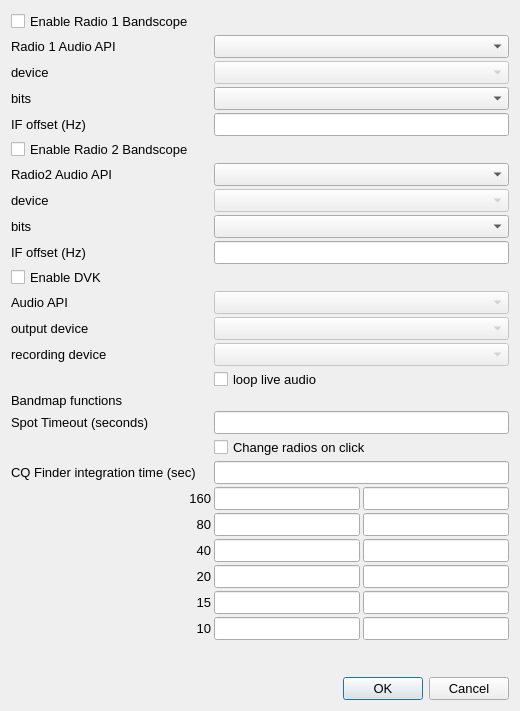
First picture: the form in so2sdr/sdrdialog.ui, repository n4ogw/so2sdr, before the edit.
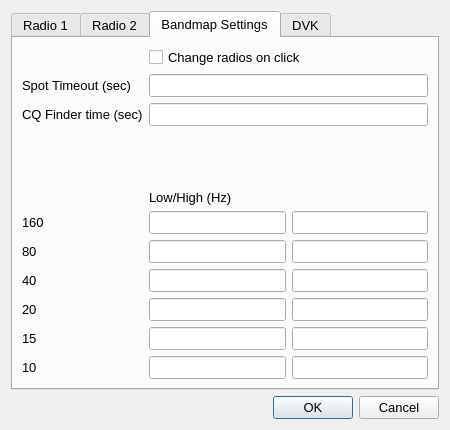
Second picture: the form after the edit. The open tabs and pages were chosen to show the change.

Commit message: start version 1.4.3 revise sdr setup dialog using tabs; previous dialog too large to fit   on small screens

```diff
--- a/so2sdr/sdrdialog.ui
+++ b/so2sdr/sdrdialog.ui
@@ -6,26 +6,26 @@
    <rect>
     <x>0</x>
     <y>0</y>
-    <width>520</width>
-    <height>711</height>
+    <width>450</width>
+    <height>430</height>
    </rect>
   </property>
   <property name="sizePolicy">
-   <sizepolicy hsizetype="MinimumExpanding" vsizetype="MinimumExpanding">
+   <sizepolicy hsizetype="Preferred" vsizetype="Preferred">
     <horstretch>0</horstretch>
     <verstretch>0</verstretch>
    </sizepolicy>
   </property>
   <property name="minimumSize">
    <size>
-    <width>500</width>
-    <height>711</height>
+    <width>450</width>
+    <height>430</height>
    </size>
   </property>
   <property name="maximumSize">
    <size>
-    <width>700</width>
-    <height>711</height>
+    <width>450</width>
+    <height>430</height>
    </size>
   </property>
   <property name="font">
@@ -38,16 +38,37 @@
   </property>
   <layout class="QVBoxLayout" name="verticalLayout">
    <item>
-    <layout class="QFormLayout" name="formLayout">
+    <widget class="QTabWidget" name="tabWidget">
+     <property name="enabled">
+      <bool>true</bool>
+     </property>
+     <property name="currentIndex">
+      <number>0</number>
+     </property>
+     <widget class="QWidget" name="tab">
+      <attribute name="title">
+       <string>Radio 1</string>
+      </attribute>
+      <layout class="QVBoxLayout" name="verticalLayout_2">
+       <item>
+        <layout class="QFormLayout" name="formLayout_2">
      <property name="fieldGrowthPolicy">
       <enum>QFormLayout::AllNonFixedFieldsGrow</enum>
      </property>
-     <property name="horizontalSpacing">
-      <number>3</number>
-     </property>
-     <property name="verticalSpacing">
-      <number>3</number>
-     </property>
+         <item row="0" column="0">
+          <widget class="QCheckBox" name="checkBox">
+           <property name="font">
+            <font>
+             <pointsize>10</pointsize>
+             <weight>50</weight>
+             <bold>false</bold>
+            </font>
+           </property>
+           <property name="text">
+            <string>Enable Bandscope</string>
+           </property>
+          </widget>
+         </item>
      <item row="1" column="0">
       <widget class="QLabel" name="label_12">
        <property name="font">
@@ -56,7 +77,7 @@
         </font>
        </property>
        <property name="text">
-        <string>Radio 1 Audio API</string>
+            <string>Audio API</string>
        </property>
       </widget>
      </item>
@@ -141,7 +162,21 @@
        </property>
       </widget>
      </item>
-     <item row="6" column="0">
+        </layout>
+       </item>
+      </layout>
+     </widget>
+     <widget class="QWidget" name="tab_2">
+      <attribute name="title">
+       <string>Radio 2</string>
+      </attribute>
+      <layout class="QVBoxLayout" name="verticalLayout_3">
+       <item>
+        <layout class="QFormLayout" name="formLayout_4">
+         <property name="fieldGrowthPolicy">
+          <enum>QFormLayout::AllNonFixedFieldsGrow</enum>
+         </property>
+         <item row="0" column="0">
       <widget class="QCheckBox" name="checkBox_2">
        <property name="font">
         <font>
@@ -151,11 +186,11 @@
         </font>
        </property>
        <property name="text">
-        <string>Enable Radio 2 Bandscope</string>
+            <string>Enable Bandscope</string>
        </property>
       </widget>
      </item>
-     <item row="7" column="0">
+         <item row="1" column="0">
       <widget class="QLabel" name="label_13">
        <property name="font">
         <font>
@@ -163,11 +198,11 @@
         </font>
        </property>
        <property name="text">
-        <string>Radio2 Audio API</string>
+            <string>Audio API</string>
        </property>
       </widget>
      </item>
-     <item row="7" column="1">
+         <item row="1" column="1">
       <widget class="QComboBox" name="API2ComboBox">
        <property name="font">
         <font>
@@ -176,7 +211,7 @@
        </property>
       </widget>
      </item>
-     <item row="8" column="0">
+         <item row="2" column="0">
       <widget class="QLabel" name="label_3">
        <property name="font">
         <font>
@@ -188,7 +223,7 @@
        </property>
       </widget>
      </item>
-     <item row="8" column="1">
+         <item row="2" column="1">
       <widget class="QComboBox" name="SoundCard2ComboBox">
        <property name="enabled">
         <bool>false</bool>
@@ -200,7 +235,7 @@
        </property>
       </widget>
      </item>
-     <item row="9" column="0">
+         <item row="3" column="0">
       <widget class="QLabel" name="label_7">
        <property name="font">
         <font>
@@ -212,7 +247,7 @@
        </property>
       </widget>
      </item>
-     <item row="9" column="1">
+         <item row="3" column="1">
       <widget class="QComboBox" name="Bits2ComboBox">
        <property name="font">
         <font>
@@ -221,7 +256,7 @@
        </property>
       </widget>
      </item>
-     <item row="10" column="0">
+         <item row="4" column="0">
       <widget class="QLabel" name="label_4">
        <property name="font">
         <font>
@@ -233,7 +268,7 @@
        </property>
       </widget>
      </item>
-     <item row="10" column="1">
+         <item row="4" column="1">
       <widget class="QLineEdit" name="Offset2LineEdit">
        <property name="font">
         <font>
@@ -245,125 +280,21 @@
        </property>
       </widget>
      </item>
-     <item row="11" column="0">
-      <widget class="QCheckBox" name="checkBox_3">
-       <property name="enabled">
-        <bool>true</bool>
-       </property>
-       <property name="font">
-        <font>
-         <pointsize>10</pointsize>
-         <weight>50</weight>
-         <bold>false</bold>
-        </font>
-       </property>
-       <property name="toolTip">
-        <string>This feature is not available yet.</string>
-       </property>
-       <property name="text">
-        <string>Enable DVK</string>
-       </property>
-      </widget>
-     </item>
-     <item row="12" column="0">
-      <widget class="QLabel" name="label_8">
-       <property name="font">
-        <font>
-         <pointsize>10</pointsize>
-        </font>
-       </property>
-       <property name="text">
-        <string>Audio API</string>
-       </property>
-      </widget>
-     </item>
-     <item row="12" column="1">
-      <widget class="QComboBox" name="APIDVKComboBox">
-       <property name="enabled">
-        <bool>false</bool>
-       </property>
-       <property name="font">
-        <font>
-         <pointsize>10</pointsize>
-        </font>
-       </property>
-      </widget>
-     </item>
-     <item row="13" column="0">
-      <widget class="QLabel" name="label_9">
-       <property name="text">
-        <string>output device</string>
-       </property>
-      </widget>
-     </item>
-     <item row="15" column="0">
-      <widget class="QLabel" name="label_20">
-       <property name="text">
-        <string>recording device</string>
-       </property>
-      </widget>
-     </item>
-     <item row="15" column="1">
-      <widget class="QComboBox" name="DVKRecordingComboBox">
-       <property name="enabled">
-        <bool>false</bool>
-       </property>
-      </widget>
-     </item>
-     <item row="16" column="0">
-      <spacer name="verticalSpacer">
-       <property name="orientation">
-        <enum>Qt::Vertical</enum>
-       </property>
-       <property name="sizeType">
-        <enum>QSizePolicy::Fixed</enum>
-       </property>
-       <property name="sizeHint" stdset="0">
-        <size>
-         <width>20</width>
-         <height>20</height>
-        </size>
-       </property>
-      </spacer>
-     </item>
-     <item row="17" column="0">
-      <widget class="QLabel" name="label_21">
-       <property name="font">
-        <font>
-         <weight>50</weight>
-         <bold>false</bold>
-        </font>
-       </property>
-       <property name="text">
-        <string>Bandmap functions</string>
-       </property>
-      </widget>
-     </item>
-     <item row="18" column="0">
-      <widget class="QLabel" name="label_5">
-       <property name="font">
-        <font>
-         <pointsize>10</pointsize>
-        </font>
-       </property>
-       <property name="text">
-        <string>Spot Timeout (seconds)</string>
-       </property>
-      </widget>
-     </item>
-     <item row="18" column="1">
-      <widget class="QLineEdit" name="SpotTimeoutLineEdit">
-       <property name="font">
-        <font>
-         <pointsize>10</pointsize>
-        </font>
-       </property>
-       <property name="toolTip">
-        <string>&lt;html&gt;&lt;head/&gt;&lt;body&gt;&lt;p&gt;Calls are removed from the bandmap after this amount of time.&lt;/p&gt;&lt;/body&gt;&lt;/html&gt;</string>
-       </property>
-      </widget>
-     </item>
-     <item row="20" column="1">
+        </layout>
+       </item>
+      </layout>
+     </widget>
+     <widget class="QWidget" name="tab_4">
+      <attribute name="title">
+       <string>Bandmap Settings</string>
+      </attribute>
+      <layout class="QVBoxLayout" name="verticalLayout_4">
+       <item>
+        <layout class="QFormLayout" name="formLayout_6">
+         <property name="fieldGrowthPolicy">
+          <enum>QFormLayout::AllNonFixedFieldsGrow</enum>
+         </property>
+         <item row="1" column="1">
       <widget class="QCheckBox" name="ChangeRadioClickCheckBox">
        <property name="font">
         <font>
@@ -379,7 +310,31 @@
        </property>
       </widget>
      </item>
-     <item row="21" column="0">
+         <item row="3" column="0">
+          <widget class="QLabel" name="label_5">
+           <property name="font">
+            <font>
+             <pointsize>10</pointsize>
+            </font>
+           </property>
+           <property name="text">
+            <string>Spot Timeout (sec)</string>
+           </property>
+          </widget>
+         </item>
+         <item row="3" column="1">
+          <widget class="QLineEdit" name="SpotTimeoutLineEdit">
+           <property name="font">
+            <font>
+             <pointsize>10</pointsize>
+            </font>
+           </property>
+           <property name="toolTip">
+            <string>&lt;html&gt;&lt;head/&gt;&lt;body&gt;&lt;p&gt;Calls are removed from the bandmap after this amount of time.&lt;/p&gt;&lt;/body&gt;&lt;/html&gt;</string>
+           </property>
+          </widget>
+         </item>
+         <item row="4" column="0">
       <widget class="QLabel" name="label_11">
        <property name="font">
         <font>
@@ -387,11 +342,11 @@
         </font>
        </property>
        <property name="text">
-        <string>CQ Finder integration time (sec)</string>
+            <string>CQ Finder time (sec)</string>
        </property>
       </widget>
      </item>
-     <item row="21" column="1">
+         <item row="4" column="1">
       <widget class="QLineEdit" name="lineEditIntegTime">
        <property name="font">
         <font>
@@ -404,100 +359,33 @@
        </property>
       </widget>
      </item>
-     <item row="22" column="0">
-      <layout class="QGridLayout" name="gridLayout_2">
-       <property name="spacing">
-        <number>3</number>
-       </property>
-       <item row="5" column="0">
-        <widget class="QLabel" name="label_14">
-         <property name="minimumSize">
+         <item row="5" column="1">
+          <spacer name="verticalSpacer">
+           <property name="orientation">
+            <enum>Qt::Vertical</enum>
+           </property>
+           <property name="sizeHint" stdset="0">
           <size>
-           <width>200</width>
-           <height>0</height>
-          </size>
-         </property>
-         <property name="font">
-          <font>
-           <pointsize>10</pointsize>
-          </font>
-         </property>
-         <property name="text">
-          <string>10</string>
-         </property>
-         <property name="alignment">
-          <set>Qt::AlignRight|Qt::AlignTrailing|Qt::AlignVCenter</set>
-         </property>
-        </widget>
-       </item>
-       <item row="4" column="0">
-        <widget class="QLabel" name="label_15">
-         <property name="font">
-          <font>
-           <pointsize>10</pointsize>
-          </font>
-         </property>
-         <property name="text">
-          <string>15</string>
-         </property>
-         <property name="alignment">
-          <set>Qt::AlignRight|Qt::AlignTrailing|Qt::AlignVCenter</set>
-         </property>
-        </widget>
-       </item>
-       <item row="3" column="0">
-        <widget class="QLabel" name="label_16">
-         <property name="font">
-          <font>
-           <pointsize>10</pointsize>
-          </font>
-         </property>
-         <property name="text">
-          <string>20</string>
-         </property>
-         <property name="alignment">
-          <set>Qt::AlignRight|Qt::AlignTrailing|Qt::AlignVCenter</set>
-         </property>
-        </widget>
-       </item>
-       <item row="2" column="0">
-        <widget class="QLabel" name="label_17">
-         <property name="font">
-          <font>
-           <pointsize>10</pointsize>
-          </font>
-         </property>
-         <property name="text">
-          <string>40</string>
-         </property>
-         <property name="alignment">
-          <set>Qt::AlignRight|Qt::AlignTrailing|Qt::AlignVCenter</set>
-         </property>
-        </widget>
-       </item>
-       <item row="1" column="0">
-        <widget class="QLabel" name="label_18">
-         <property name="minimumSize">
-          <size>
-           <width>200</width>
-           <height>0</height>
-          </size>
-         </property>
-         <property name="font">
-          <font>
-           <pointsize>10</pointsize>
-          </font>
-         </property>
-         <property name="text">
-          <string>80</string>
-         </property>
-         <property name="alignment">
-          <set>Qt::AlignRight|Qt::AlignTrailing|Qt::AlignVCenter</set>
-         </property>
-        </widget>
-       </item>
-       <item row="0" column="0">
+             <width>20</width>
+             <height>10</height>
+            </size>
+           </property>
+          </spacer>
+         </item>
+         <item row="7" column="0">
         <widget class="QLabel" name="label_19">
+           <property name="sizePolicy">
+            <sizepolicy hsizetype="MinimumExpanding" vsizetype="Preferred">
+             <horstretch>0</horstretch>
+             <verstretch>0</verstretch>
+            </sizepolicy>
+           </property>
+           <property name="minimumSize">
+            <size>
+             <width>20</width>
+             <height>0</height>
+            </size>
+           </property>
          <property name="font">
           <font>
            <pointsize>10</pointsize>
@@ -506,28 +394,11 @@
          <property name="text">
           <string>160</string>
          </property>
-         <property name="alignment">
-          <set>Qt::AlignRight|Qt::AlignTrailing|Qt::AlignVCenter</set>
-         </property>
-        </widget>
-       </item>
-      </layout>
-     </item>
-     <item row="22" column="1">
-      <layout class="QGridLayout" name="gridLayout">
-       <property name="spacing">
-        <number>3</number>
-       </property>
-       <item row="0" column="1">
-        <widget class="QLineEdit" name="lineEdit160high">
-         <property name="font">
-          <font>
-           <pointsize>10</pointsize>
-          </font>
-         </property>
-        </widget>
-       </item>
-       <item row="0" column="0">
+          </widget>
+         </item>
+         <item row="7" column="1">
+          <layout class="QHBoxLayout" name="horizontalLayout">
+           <item>
         <widget class="QLineEdit" name="lineEdit160low">
          <property name="font">
           <font>
@@ -536,8 +407,8 @@
          </property>
         </widget>
        </item>
-       <item row="2" column="0">
-        <widget class="QLineEdit" name="lineEdit40low">
+           <item>
+            <widget class="QLineEdit" name="lineEdit160high">
          <property name="font">
           <font>
            <pointsize>10</pointsize>
@@ -545,16 +416,35 @@
          </property>
         </widget>
        </item>
-       <item row="2" column="1">
-        <widget class="QLineEdit" name="lineEdit40high">
+          </layout>
+         </item>
+         <item row="8" column="0">
+          <widget class="QLabel" name="label_18">
+           <property name="sizePolicy">
+            <sizepolicy hsizetype="MinimumExpanding" vsizetype="Preferred">
+             <horstretch>0</horstretch>
+             <verstretch>0</verstretch>
+            </sizepolicy>
+           </property>
+           <property name="minimumSize">
+            <size>
+             <width>20</width>
+             <height>0</height>
+            </size>
+           </property>
          <property name="font">
           <font>
            <pointsize>10</pointsize>
           </font>
          </property>
-        </widget>
-       </item>
-       <item row="1" column="0">
+           <property name="text">
+            <string>80</string>
+           </property>
+          </widget>
+         </item>
+         <item row="8" column="1">
+          <layout class="QHBoxLayout" name="horizontalLayout_2">
+           <item>
         <widget class="QLineEdit" name="lineEdit80low">
          <property name="font">
           <font>
@@ -563,7 +453,7 @@
          </property>
         </widget>
        </item>
-       <item row="1" column="1">
+           <item>
         <widget class="QLineEdit" name="lineEdit80high">
          <property name="font">
           <font>
@@ -572,7 +462,81 @@
          </property>
         </widget>
        </item>
-       <item row="3" column="0">
+          </layout>
+         </item>
+         <item row="9" column="0">
+          <widget class="QLabel" name="label_17">
+           <property name="sizePolicy">
+            <sizepolicy hsizetype="MinimumExpanding" vsizetype="Preferred">
+             <horstretch>0</horstretch>
+             <verstretch>0</verstretch>
+            </sizepolicy>
+           </property>
+           <property name="minimumSize">
+            <size>
+             <width>20</width>
+             <height>0</height>
+            </size>
+           </property>
+           <property name="font">
+            <font>
+             <pointsize>10</pointsize>
+            </font>
+           </property>
+           <property name="text">
+            <string>40</string>
+           </property>
+          </widget>
+         </item>
+         <item row="9" column="1">
+          <layout class="QHBoxLayout" name="horizontalLayout_3">
+           <item>
+            <widget class="QLineEdit" name="lineEdit40low">
+             <property name="font">
+              <font>
+               <pointsize>10</pointsize>
+              </font>
+             </property>
+            </widget>
+           </item>
+           <item>
+            <widget class="QLineEdit" name="lineEdit40high">
+             <property name="font">
+              <font>
+               <pointsize>10</pointsize>
+              </font>
+             </property>
+            </widget>
+           </item>
+          </layout>
+         </item>
+         <item row="10" column="0">
+          <widget class="QLabel" name="label_16">
+           <property name="sizePolicy">
+            <sizepolicy hsizetype="MinimumExpanding" vsizetype="Preferred">
+             <horstretch>0</horstretch>
+             <verstretch>0</verstretch>
+            </sizepolicy>
+           </property>
+           <property name="minimumSize">
+            <size>
+             <width>20</width>
+             <height>0</height>
+            </size>
+           </property>
+           <property name="font">
+            <font>
+             <pointsize>10</pointsize>
+            </font>
+           </property>
+           <property name="text">
+            <string>20</string>
+           </property>
+          </widget>
+         </item>
+         <item row="10" column="1">
+          <layout class="QHBoxLayout" name="horizontalLayout_4">
+           <item>
         <widget class="QLineEdit" name="lineEdit20low">
          <property name="font">
           <font>
@@ -581,7 +545,7 @@
          </property>
         </widget>
        </item>
-       <item row="3" column="1">
+           <item>
         <widget class="QLineEdit" name="lineEdit20high">
          <property name="font">
           <font>
@@ -590,7 +554,35 @@
          </property>
         </widget>
        </item>
-       <item row="4" column="0">
+          </layout>
+         </item>
+         <item row="11" column="0">
+          <widget class="QLabel" name="label_15">
+           <property name="sizePolicy">
+            <sizepolicy hsizetype="MinimumExpanding" vsizetype="Preferred">
+             <horstretch>0</horstretch>
+             <verstretch>0</verstretch>
+            </sizepolicy>
+           </property>
+           <property name="minimumSize">
+            <size>
+             <width>20</width>
+             <height>0</height>
+            </size>
+           </property>
+           <property name="font">
+            <font>
+             <pointsize>10</pointsize>
+            </font>
+           </property>
+           <property name="text">
+            <string>15</string>
+           </property>
+          </widget>
+         </item>
+         <item row="11" column="1">
+          <layout class="QHBoxLayout" name="horizontalLayout_5">
+           <item>
         <widget class="QLineEdit" name="lineEdit15low">
          <property name="font">
           <font>
@@ -599,7 +591,7 @@
          </property>
         </widget>
        </item>
-       <item row="4" column="1">
+           <item>
         <widget class="QLineEdit" name="lineEdit15high">
          <property name="font">
           <font>
@@ -608,7 +600,35 @@
          </property>
         </widget>
        </item>
-       <item row="5" column="0">
+          </layout>
+         </item>
+         <item row="12" column="0">
+          <widget class="QLabel" name="label_14">
+           <property name="sizePolicy">
+            <sizepolicy hsizetype="MinimumExpanding" vsizetype="Preferred">
+             <horstretch>0</horstretch>
+             <verstretch>0</verstretch>
+            </sizepolicy>
+           </property>
+           <property name="minimumSize">
+            <size>
+             <width>20</width>
+             <height>0</height>
+            </size>
+           </property>
+           <property name="font">
+            <font>
+             <pointsize>10</pointsize>
+            </font>
+           </property>
+           <property name="text">
+            <string>10</string>
+           </property>
+          </widget>
+         </item>
+         <item row="12" column="1">
+          <layout class="QHBoxLayout" name="horizontalLayout_7">
+           <item>
         <widget class="QLineEdit" name="lineEdit10low">
          <property name="font">
           <font>
@@ -617,7 +637,7 @@
          </property>
         </widget>
        </item>
-       <item row="5" column="1">
+           <item>
         <widget class="QLineEdit" name="lineEdit10high">
          <property name="font">
           <font>
@@ -628,8 +648,35 @@
        </item>
       </layout>
      </item>
+         <item row="6" column="1">
+          <widget class="QLabel" name="label_10">
+           <property name="text">
+            <string>Low/High (Hz)</string>
+           </property>
+          </widget>
+         </item>
+        </layout>
+       </item>
+      </layout>
+     </widget>
+     <widget class="QWidget" name="tab_3">
+      <property name="enabled">
+       <bool>false</bool>
+      </property>
+      <attribute name="title">
+       <string>DVK</string>
+      </attribute>
+      <layout class="QVBoxLayout" name="verticalLayout_5">
+       <item>
+        <layout class="QFormLayout" name="formLayout_5">
+         <property name="fieldGrowthPolicy">
+          <enum>QFormLayout::AllNonFixedFieldsGrow</enum>
+         </property>
      <item row="0" column="0">
-      <widget class="QCheckBox" name="checkBox">
+          <widget class="QCheckBox" name="checkBox_3">
+           <property name="enabled">
+            <bool>false</bool>
+           </property>
        <property name="font">
         <font>
          <pointsize>10</pointsize>
@@ -638,25 +685,74 @@
         </font>
        </property>
        <property name="text">
-        <string>Enable Radio 1 Bandscope</string>
+            <string>Enable DVK</string>
        </property>
       </widget>
      </item>
-     <item row="16" column="1">
+         <item row="1" column="0">
+          <widget class="QLabel" name="label_8">
+           <property name="font">
+            <font>
+             <pointsize>10</pointsize>
+            </font>
+           </property>
+           <property name="text">
+            <string>Audio API</string>
+           </property>
+          </widget>
+         </item>
+         <item row="1" column="1">
+          <widget class="QComboBox" name="APIDVKComboBox">
+           <property name="enabled">
+            <bool>false</bool>
+           </property>
+           <property name="font">
+            <font>
+             <pointsize>10</pointsize>
+            </font>
+           </property>
+          </widget>
+         </item>
+         <item row="2" column="0">
+          <widget class="QLabel" name="label_9">
+           <property name="text">
+            <string>output device</string>
+           </property>
+          </widget>
+         </item>
+         <item row="2" column="1">
+          <widget class="QComboBox" name="SoundCardDVKComboBox">
+           <property name="enabled">
+            <bool>false</bool>
+           </property>
+          </widget>
+         </item>
+         <item row="3" column="0">
+          <widget class="QLabel" name="label_20">
+           <property name="text">
+            <string>recording device</string>
+           </property>
+          </widget>
+         </item>
+         <item row="3" column="1">
+          <widget class="QComboBox" name="DVKRecordingComboBox">
+           <property name="enabled">
+            <bool>false</bool>
+           </property>
+          </widget>
+         </item>
+         <item row="4" column="0">
       <widget class="QCheckBox" name="loopCheckBox">
        <property name="text">
         <string>loop live audio</string>
        </property>
       </widget>
      </item>
-     <item row="13" column="1">
-      <widget class="QComboBox" name="SoundCardDVKComboBox">
-       <property name="enabled">
-        <bool>false</bool>
-       </property>
-      </widget>
-     </item>
-    </layout>
+        </layout>
+       </item>
+      </layout>
+     </widget>
+    </widget>
    </item>
    <item>
     <widget class="QDialogButtonBox" name="buttonBox">
```
Left out of the diff: 3 changed lines with no effect on the pictures. Lines whose indentation alone changed are shown as unchanged. The commit also changes 1 other file.
